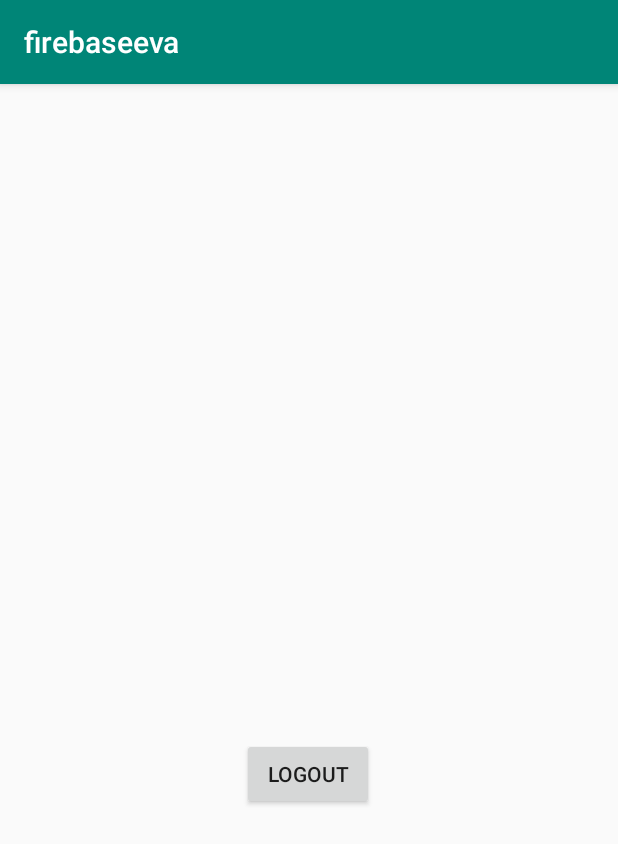
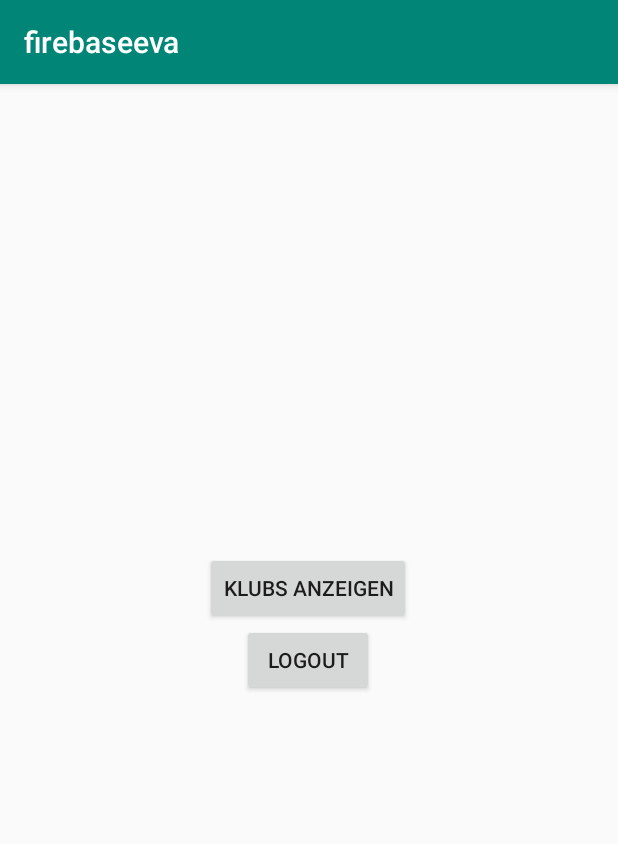
Before and after one commit to sbecirovic-tgm/FirebaseEvaluation, an Android app: the AccountActivity screen opened directly, with no data from a screen before it, on a phone screen of 412 x 824 dp. Shown: the top 844 px of the screen. Run offline under Robolectric (Android 15) with nearby library versions, the phone set to English and light mode, and no system bars; our stand-ins replace Firebase (no records; nobody signed in at launch, a user with empty details on screens opened directly).

Commit message:
GUI Einbau Beginn

```diff
--- a/app/src/main/AndroidManifest.xml
+++ b/app/src/main/AndroidManifest.xml
@@ -9,7 +9,8 @@
         android:roundIcon="@mipmap/ic_launcher_round"
         android:supportsRtl="true"
         android:theme="@style/AppTheme">
-        <activity android:name=".Interessen"></activity>
+        <activity android:name=".KlubActivity"></activity>
+        <activity android:name=".Interessen" />
         <activity android:name=".RegisterActivity" />
         <activity android:name=".AnmeldeActivity" />
         <activity android:name=".AccountActivity" />
--- a/app/src/main/java/com/example/firebaseeva/AccountActivity.java
+++ b/app/src/main/java/com/example/firebaseeva/AccountActivity.java
@@ -13,7 +13,7 @@ import com.google.firebase.auth.FirebaseUser;
 
 public class AccountActivity extends AppCompatActivity {
 
-    Button logout;
+    Button logout, veranst;
     TextView txtView;
 
     @Override
@@ -32,10 +32,22 @@ public class AccountActivity extends AppCompatActivity {
                 logOut();
             }
         });
+
+        veranst = (Button) findViewById(R.id.klubBtn);
+        veranst.setOnClickListener(new View.OnClickListener() {
+            @Override
+            public void onClick(View view) {
+                veranstAnzeigen();
+            }
+        });
     }
 
     public void logOut() {
         FirebaseAuth.getInstance().signOut();
         startActivity(new Intent(AccountActivity.this, MainActivity.class));
     }
+
+    public void veranstAnzeigen() {
+        startActivity(new Intent(AccountActivity.this, KlubActivity.class));
+    }
 }
--- a/app/src/main/res/layout/activity_account.xml
+++ b/app/src/main/res/layout/activity_account.xml
@@ -10,9 +10,8 @@
         android:id="@+id/textView"
         android:layout_width="wrap_content"
         android:layout_height="wrap_content"
-        android:layout_marginBottom="@dimen/fui_button_inset_left"
         android:text="Account"
-        app:layout_constraintBottom_toTopOf="@+id/logoutBtn"
+        app:layout_constraintBottom_toTopOf="@+id/klubBtn"
         app:layout_constraintEnd_toEndOf="parent"
         app:layout_constraintStart_toStartOf="parent"
         app:layout_constraintTop_toTopOf="parent" />
@@ -21,10 +20,21 @@
         android:id="@+id/logoutBtn"
         android:layout_width="wrap_content"
         android:layout_height="wrap_content"
-        android:layout_marginBottom="284dp"
+        android:layout_marginBottom="360dp"
         android:text="Logout"
         app:layout_constraintBottom_toBottomOf="parent"
         app:layout_constraintEnd_toEndOf="parent"
         app:layout_constraintHorizontal_bias="0.498"
         app:layout_constraintStart_toStartOf="parent" />
+
+    <Button
+        android:id="@+id/klubBtn"
+        android:layout_width="wrap_content"
+        android:layout_height="wrap_content"
+        android:text="Klubs anzeigen"
+        app:layout_constraintBottom_toTopOf="@+id/logoutBtn"
+        app:layout_constraintEnd_toEndOf="parent"
+        app:layout_constraintHorizontal_bias="0.498"
+        app:layout_constraintStart_toStartOf="parent" />
+
 </androidx.constraintlayout.widget.ConstraintLayout>
```
Also changed, not shown: app/src/main/java/com/example/firebaseeva/KlubActivity.java (added, +77 -0 lines), app/src/main/res/layout/activity_klub.xml (added, +57 -0 lines), app/src/main/res/drawable/senioren_logo.png (added).
